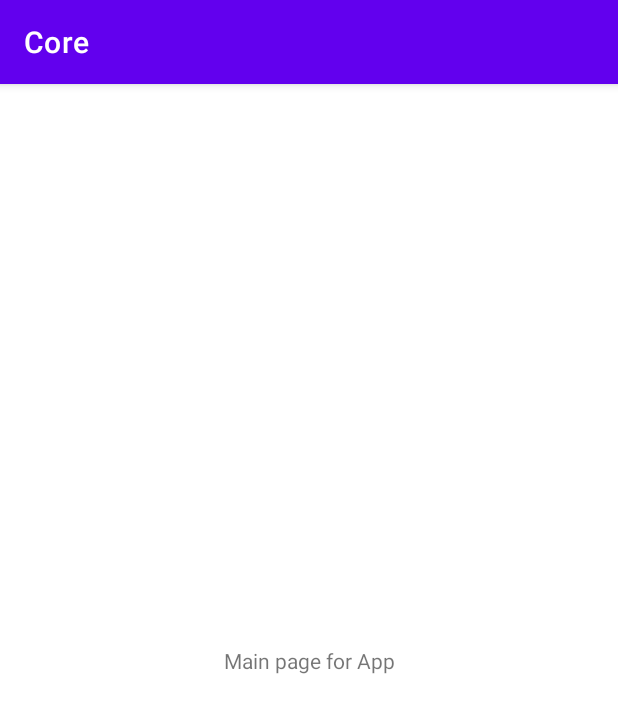
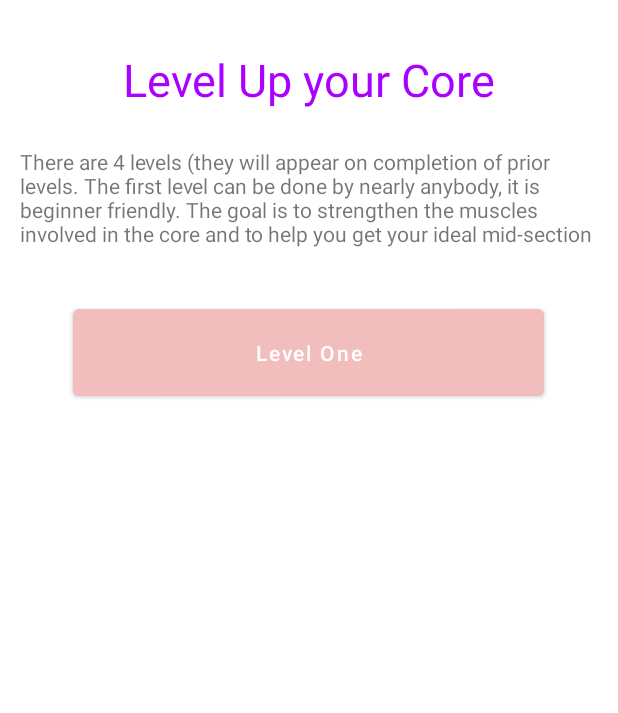
Before and after one commit to ajaypatel6/Core, an Android app: the dashboard screen opened directly, with no data from a screen before it, on a phone screen of 412 x 824 dp. Shown: the top 713 px of the screen. Run offline under Robolectric (Android 15) with nearby library versions, the phone set to English and light mode, and no system bars.

Commit message:
Main page levels

```diff
--- a/app/build.gradle
+++ b/app/build.gradle
@@ -2,6 +2,8 @@ plugins {
     id 'com.android.application'
     id 'com.google.gms.google-services'
     id 'kotlin-android'
+    id 'kotlin-android-extensions'
+
 }
 
 android {
--- a/app/src/main/java/ca/ajaypatel/core/dashboard.kt
+++ b/app/src/main/java/ca/ajaypatel/core/dashboard.kt
@@ -3,9 +3,29 @@ package ca.ajaypatel.core
 import androidx.appcompat.app.AppCompatActivity
 import android.os.Bundle
 
+//new
+import android.content.Context
+import android.content.Intent
+import android.os.Build
+import android.os.VibrationEffect
+import android.os.Vibrator
+import android.view.View
+import android.widget.Toast
+import androidx.core.content.ContextCompat.getSystemService
+import kotlinx.android.synthetic.main.activity_dashboard.*
+
+// need to add     id 'kotlin-android-extensions' to plugins, error
+import kotlinx.android.synthetic.main.activity_main.*
+
 class dashboard : AppCompatActivity() {
     override fun onCreate(savedInstanceState: Bundle?) {
         super.onCreate(savedInstanceState)
         setContentView(R.layout.activity_dashboard)
+        this.supportActionBar?.hide();
+
+        //BUTTON.setVisibility(View.VISIBLE);
+        levelTwoButton.visibility=View.GONE;
+        levelThreeButton.visibility=View.GONE;
+        levelFourButton.visibility=View.GONE;
     }
 }
--- a/app/src/main/res/layout/activity_dashboard.xml
+++ b/app/src/main/res/layout/activity_dashboard.xml
@@ -10,9 +10,88 @@
         android:id="@+id/dashboardActivityText"
         android:layout_width="wrap_content"
         android:layout_height="wrap_content"
+        android:layout_marginTop="16dp"
         android:text="@string/dashboardActivityText"
+        android:textColor="#AA00FF"
+        android:textSize="30sp"
         app:layout_constraintBottom_toBottomOf="parent"
         app:layout_constraintEnd_toEndOf="parent"
         app:layout_constraintStart_toStartOf="parent"
+        app:layout_constraintTop_toTopOf="parent"
+        app:layout_constraintVertical_bias="0.022" />
+
+    <Button
+        android:id="@+id/levelOneButton"
+        android:layout_width="314dp"
+        android:layout_height="70dp"
+        android:layout_marginTop="200dp"
+        android:text="@string/level_one"
+        android:textAllCaps="false"
+        app:backgroundTint="#F1BDBD"
+        app:layout_constraintEnd_toEndOf="parent"
+        app:layout_constraintHorizontal_bias="0.494"
+        app:layout_constraintStart_toStartOf="parent"
         app:layout_constraintTop_toTopOf="parent" />
+
+    <Button
+        android:id="@+id/levelFourButton"
+        android:layout_width="314dp"
+        android:layout_height="70dp"
+        android:layout_marginTop="64dp"
+        android:textAllCaps="false"
+        android:visibility="invisible"
+
+        android:layout_marginBottom="32dp"
+        android:text="@string/level_four"
+        app:backgroundTint="#800000"
+        app:layout_constraintBottom_toBottomOf="parent"
+        app:layout_constraintEnd_toEndOf="parent"
+        app:layout_constraintHorizontal_bias="0.494"
+        app:layout_constraintStart_toStartOf="parent"
+        app:layout_constraintTop_toBottomOf="@+id/levelThreeButton"
+        app:layout_constraintVertical_bias="0.0" />
+
+    <Button
+        android:id="@+id/levelThreeButton"
+        android:layout_width="314dp"
+        android:layout_height="70dp"
+        android:layout_marginTop="64dp"
+        android:text="@string/level_three"
+        app:backgroundTint="#FF0000"
+        android:textAllCaps="false"
+        android:visibility="invisible"
+
+        app:layout_constraintEnd_toEndOf="parent"
+        app:layout_constraintHorizontal_bias="0.494"
+        app:layout_constraintStart_toStartOf="parent"
+        app:layout_constraintTop_toBottomOf="@+id/levelTwoButton" />
+
+    <Button
+        android:id="@+id/levelTwoButton"
+        android:layout_width="314dp"
+        android:layout_height="70dp"
+        android:layout_marginTop="64dp"
+        android:text="@string/level_two"
+        app:backgroundTint="#F08080	"
+        android:textAllCaps="false"
+        android:visibility="invisible"
+        app:layout_constraintEnd_toEndOf="parent"
+        app:layout_constraintHorizontal_bias="0.494"
+        app:layout_constraintStart_toStartOf="parent"
+        app:layout_constraintTop_toBottomOf="@+id/levelOneButton" />
+
+    <TextView
+        android:id="@+id/description"
+        android:layout_width="385dp"
+        android:layout_height="77dp"
+        android:layout_marginStart="8dp"
+        android:layout_marginLeft="8dp"
+        android:layout_marginEnd="8dp"
+        android:layout_marginRight="8dp"
+        android:text="@string/mainDescription"
+        app:layout_constraintBottom_toTopOf="@+id/levelOneButton"
+        app:layout_constraintEnd_toEndOf="parent"
+        app:layout_constraintStart_toStartOf="parent"
+        app:layout_constraintTop_toBottomOf="@+id/dashboardActivityText" />
+
 </androidx.constraintlayout.widget.ConstraintLayout>
--- a/app/src/main/res/values/strings.xml
+++ b/app/src/main/res/values/strings.xml
@@ -8,7 +8,7 @@
     <string name="descriptionText">A guide to gaining abdominal strength and aesthetics from beginner to expert </string>
     <string name="loginActivityText">Login to your Profile</string>
     <string name="signupActivityText">Signup for a new Account</string>
-    <string name="dashboardActivityText">Main page for App</string>
+    <string name="dashboardActivityText">Level Up your Core</string>
     <string name="loginCheckbox">Remember me?</string>
     <string name="loginActivityButton">Login</string>
     <string name="loginActivitySignup">Sign up</string>
@@ -20,4 +20,10 @@
     <string name="re_enter_password">Re-enter Password</string>
     <string name="password">Password</string>
     <string name="email">Email</string>
+    <string name="level_one">Level One</string>
+    <string name="level_two">Level Two</string>
+    <string name="level_three">Level Three</string>
+    <string name="level_four">Level Four</string>
+    <string name="mainDescription">There are 4 levels (they will appear on completion of prior levels. The first level can be done by nearly anybody, it is beginner friendly. The goal is to
+    strengthen the muscles involved in the core and to help you get your ideal mid-section</string>
 </resources>
```
